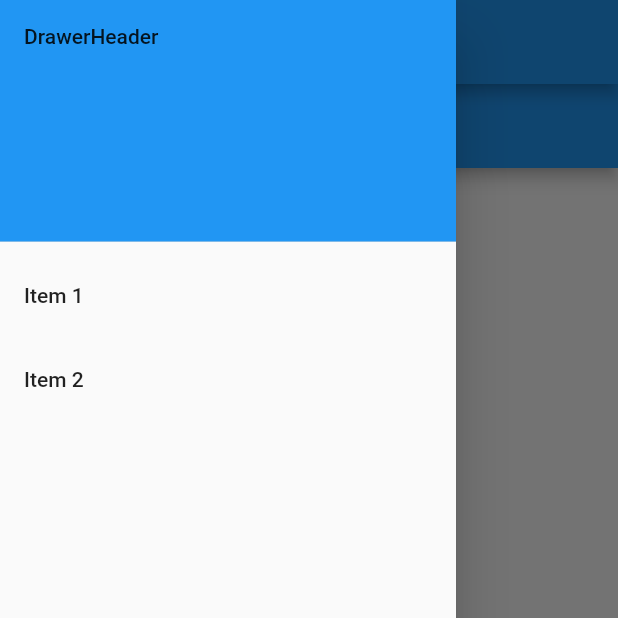
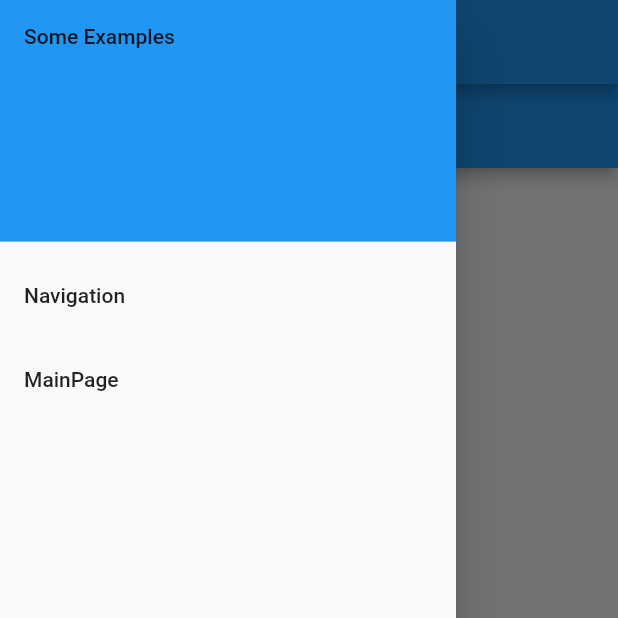
Before and after one commit to lijunjieone/flutterExample, a Flutter app: the screen it shows after launch, with the side drawer open, on a phone screen of 412 x 824 dp, the top half of it. Run offline on Flutter 3.47's test engine with Material 2 defaults, Android fonts, the phone set to English and light mode, and no system bars.

Commit message:
modify list item name

```diff
--- a/lib/drawer.dart
+++ b/lib/drawer.dart
@@ -19,13 +19,13 @@ class DrawerPage extends StatelessWidget {
         padding: EdgeInsets.zero,
           children: <Widget>[
             DrawerHeader(
-              child: Text("DrawerHeader"),
+              child: Text("Some Examples"),
               decoration: BoxDecoration(
                 color:Colors.blue,
               ),
             ),
             ListTile(
-              title: Text("Item 1"),
+              title: Text("Navigation"),
               onTap: () {
                 Navigator.pop(context);
 
@@ -33,7 +33,7 @@ class DrawerPage extends StatelessWidget {
               },
             ),
             ListTile(
-              title: Text("Item 2"),
+              title: Text("MainPage"),
               onTap: () {
                 Navigator.pop(context);
                 page.changeItem(1);
```
